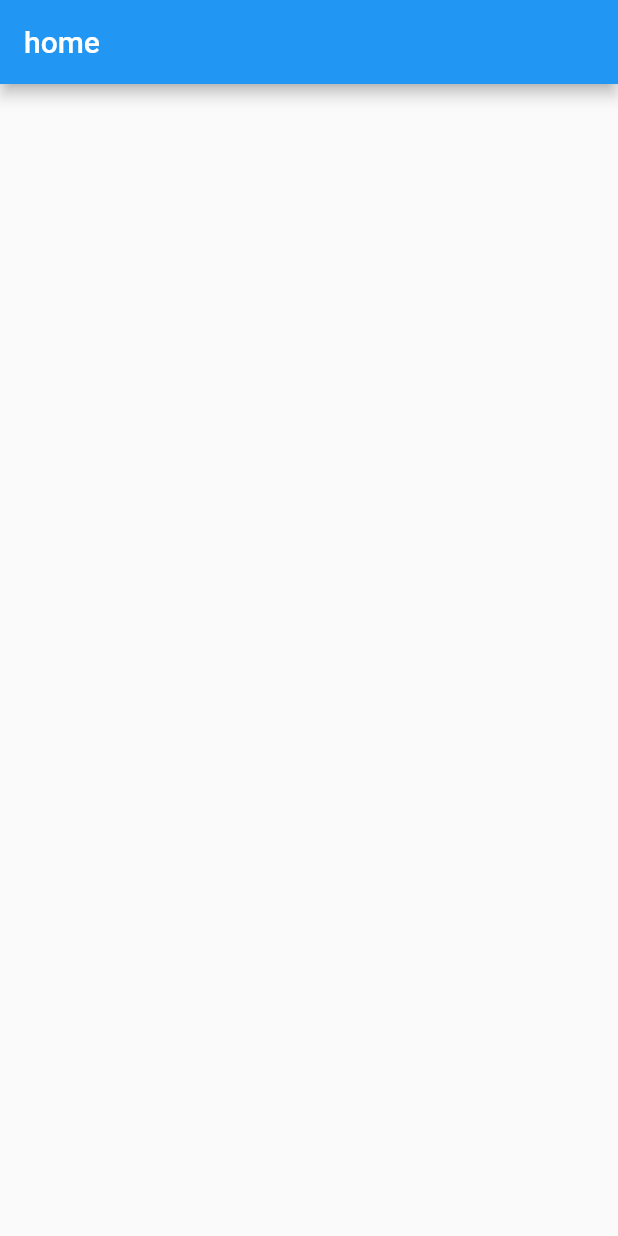
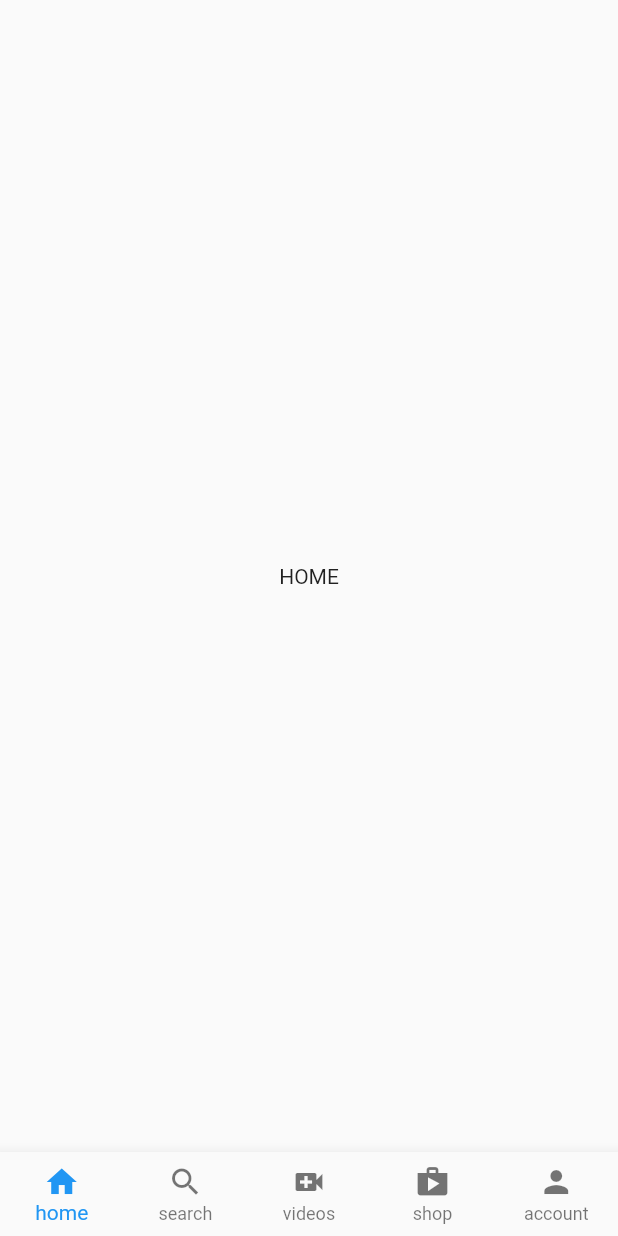
Before and after one commit to keyvanarasteh/abanke, a Flutter app: the Home screen opened directly, on a phone screen of 412 x 824 dp. Run offline on Flutter 3.47's test engine with Material 2 defaults, Android fonts, the phone set to English and light mode, and no system bars; our stand-ins replace google_fonts.

Commit message:
some updates on home

```diff
--- a/lib/Home.dart
+++ b/lib/Home.dart
@@ -1,3 +1,5 @@
+// ignore_for_file: prefer_const_constructors, file_names, prefer_const_literals_to_create_immutables, prefer_final_fields
+
 import 'package:flutter/material.dart';
 
 class Home extends StatefulWidget {
@@ -8,11 +10,38 @@ class Home extends StatefulWidget {
 }
 
 class _HomeState extends State<Home> {
+
+  int _selectedIndex = 0;
+  void _navigateBottomNavBar(int index)
+  {
+    setState(() {
+      _selectedIndex = index;
+    });
+  }
+
+  final List<Widget> _children = [
+    Center(child: Text('HOME')),
+    Center(child: Text('SEARCH')),
+    Center(child: Text('VIDEOS')),
+    Center(child: Text('SHOP')),
+    Center(child: Text('ACCOUNT')),
+  ];
+
   @override
   Widget build(BuildContext context) {
     return Scaffold(
-      appBar: AppBar(
-        title: Text("home "),
+      body: _children[_selectedIndex],
+      bottomNavigationBar: BottomNavigationBar(
+        currentIndex: _selectedIndex,
+        onTap: _navigateBottomNavBar,
+        type: BottomNavigationBarType.fixed,
+        items: [
+          BottomNavigationBarItem(icon: Icon(Icons.home), label: 'home'),
+          BottomNavigationBarItem(icon: Icon(Icons.search), label: 'search'),
+          BottomNavigationBarItem(icon: Icon(Icons.video_call), label: 'videos'),
+          BottomNavigationBarItem(icon: Icon(Icons.shop), label: 'shop'),
+          BottomNavigationBarItem(icon: Icon(Icons.person), label: 'account'),
+        ],
       ),
     );
   }
```
Also changed, not shown: 10 other files.
